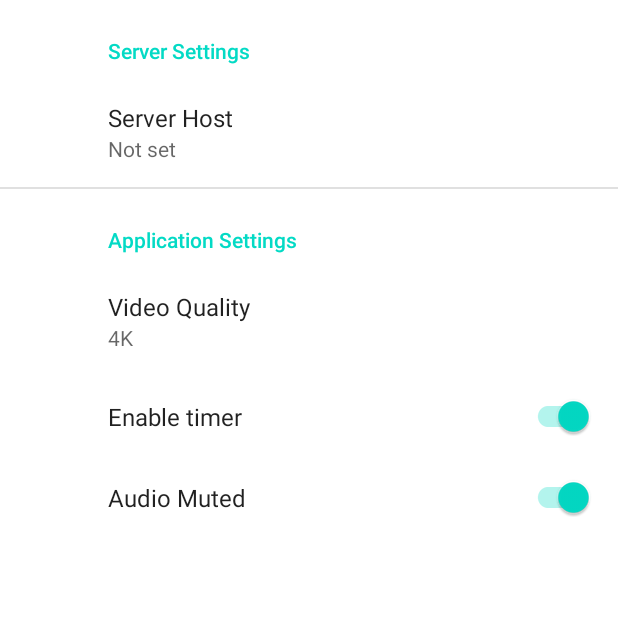
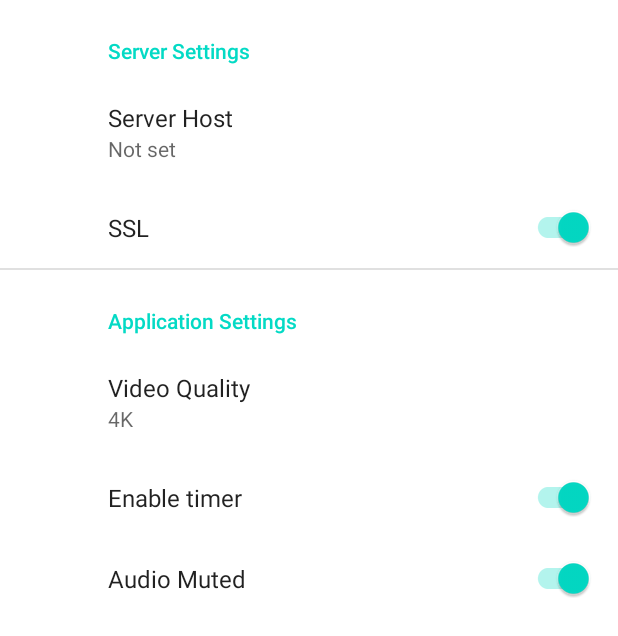
Before and after one commit to bcartfall/piworkout-android, an Android app: the screen it shows after launch (SettingsActivity), on a phone screen of 412 x 824 dp. Shown: the top 636 px of the screen. Run offline under Robolectric (Android 15) with nearby library versions, the phone set to English and light mode, and no system bars; our stand-ins replace androidx.preference; 7 statements that could not run were skipped.

```diff
--- a/app/src/main/java/com/bcartfall/piworkoutandroid/MainActivity.kt
+++ b/app/src/main/java/com/bcartfall/piworkoutandroid/MainActivity.kt
@@ -27,10 +27,6 @@ import io.ktor.websocket.*
 import kotlinx.coroutines.*
 import kotlinx.serialization.*
 import kotlinx.serialization.json.*
-import java.security.KeyManagementException
-import java.security.NoSuchAlgorithmException
-import java.security.SecureRandom
-import java.security.cert.CertificateException
 import java.security.cert.X509Certificate
 import java.util.*
 import javax.net.ssl.*
@@ -56,6 +52,7 @@ class MainActivity : AppCompatActivity(), GestureDetector.OnGestureListener, Ges
     private val seekDelay = 1500 // est time for player to buffer and play video
     private val diffQueue: Queue<Long> = LinkedList()
     private var serverHost = ""
+    private var ssl = true
     private var volume = 0f
     private var videoQuality = ""
     private lateinit var timerTextView: TimerTextView
@@ -81,43 +78,6 @@ class MainActivity : AppCompatActivity(), GestureDetector.OnGestureListener, Ges
         // Set the gesture detector as the double tap
         // listener.
         mDetector.setOnDoubleTapListener(this)
-
-        disableSSLCertificateChecking()
-    }
-
-    private fun disableSSLCertificateChecking() {
-        val trustAllCerts: Array<TrustManager> = arrayOf<TrustManager>(object : X509TrustManager {
-            override fun getAcceptedIssuers(): Array<X509Certificate>? {
-                return null
-            }
-
-            @Throws(CertificateException::class)
-            override fun checkClientTrusted(arg0: Array<X509Certificate>, arg1: String) {
-                // Not implemented
-            }
-
-            @Throws(CertificateException::class)
-            override fun checkServerTrusted(arg0: Array<X509Certificate>, arg1: String) {
-                // Not implemented
-            }
-        })
-
-        try {
-            val sc: SSLContext = SSLContext.getInstance("TLS")
-            sc.init(null, trustAllCerts, SecureRandom())
-            HttpsURLConnection.setDefaultSSLSocketFactory(sc.getSocketFactory())
-            HttpsURLConnection.setDefaultHostnameVerifier(
-                object : HostnameVerifier {
-                    override fun verify(s: String?, sslSession: SSLSession?): Boolean {
-                        return true
-                    }
-                }
-            )
-        } catch (e: KeyManagementException) {
-            e.printStackTrace()
-        } catch (e: NoSuchAlgorithmException) {
-            e.printStackTrace()
-        }
     }
 
     override fun onConfigurationChanged(newConfig: Configuration) {
@@ -195,9 +155,16 @@ class MainActivity : AppCompatActivity(), GestureDetector.OnGestureListener, Ges
 
             try {
                 Log.i(WEBSOCKET_TAG, "Connecting to websocket $hostIp:$hostPort")
-                client.wss(method = HttpMethod.Get, host = hostIp, port = hostPort, path = "/backend") {
-                    websocket = this
-                    receive()
+                if (ssl) {
+                    client.wss(method = HttpMethod.Get, host = hostIp, port = hostPort, path = "/backend") {
+                        websocket = this
+                        receive()
+                    }
+                } else {
+                    client.ws(method = HttpMethod.Get, host = hostIp, port = hostPort, path = "/backend") {
+                        websocket = this
+                        receive()
+                    }
                 }
                 Log.i(WEBSOCKET_TAG, "Closing websocket connection.")
             } catch (e: Exception) {
@@ -304,7 +271,7 @@ class MainActivity : AppCompatActivity(), GestureDetector.OnGestureListener, Ges
                     "720p"
                 }
 
-                val uri = "https://" + serverHost + "/videos/${video.id}-$format-${video.filename}"
+                val uri = (if (ssl) "https:" else "http:") + "//" + serverHost + "/videos/${video.id}-$format-${video.filename}"
                 Log.i(WEBSOCKET_TAG, "handlePlayer() Playing uri $uri serverPosition=$serverPosition")
                 val mediaItem = MediaItem.fromUri(uri)
                 player?.setMediaItem(mediaItem, (playerData.time * 1000).roundToLong())
@@ -429,6 +396,7 @@ class MainActivity : AppCompatActivity(), GestureDetector.OnGestureListener, Ges
             1f
         }
         videoQuality = sharedPreferences.getString("videoQuality", "4K").toString()
+        ssl = sharedPreferences.getBoolean("ssl", true);
 
         if (sharedPreferences.getBoolean("timer", true)) {
             timerTextView.visibility = View.VISIBLE
--- a/app/src/main/res/values/strings.xml
+++ b/app/src/main/res/values/strings.xml
@@ -5,6 +5,7 @@
     <!-- Settings -->
     <string name="server_header">Server Settings</string>
     <string name="host_title">Server Host</string>
+    <string name="ssl_title">SSL</string>
     <string name="app_header">Application Settings</string>
     <string name="timer_title">Enable timer</string>
     <string name="muted_title">Audio Muted</string>
--- a/app/src/main/res/xml/root_preferences.xml
+++ b/app/src/main/res/xml/root_preferences.xml
@@ -6,6 +6,12 @@
             app:key="host"
             app:title="@string/host_title"
             app:useSimpleSummaryProvider="true" />
+
+        <SwitchPreferenceCompat
+            app:key="ssl"
+            app:title="@string/ssl_title"
+            app:defaultValue="true"
+            />
 
     </PreferenceCategory>
 
```
